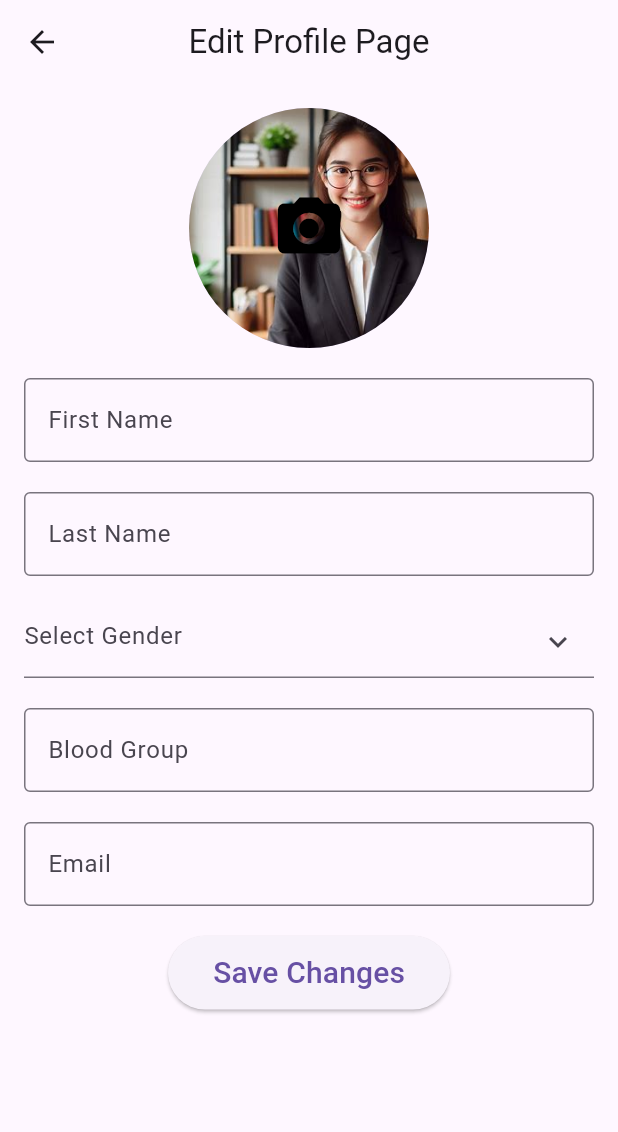
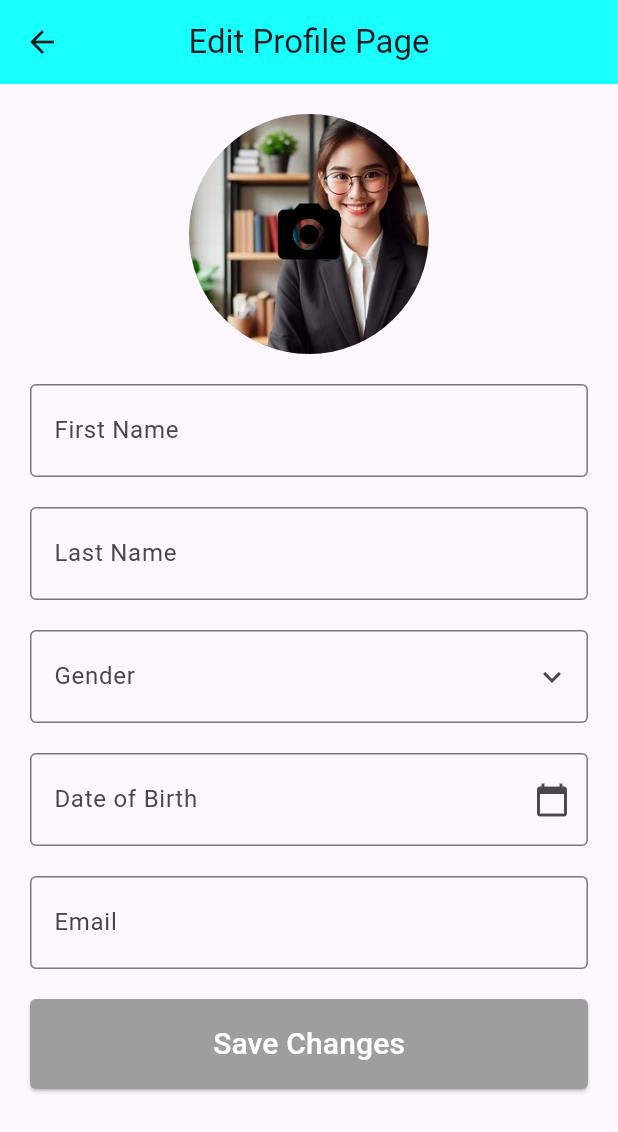
Before and after one commit to Vijeta-flutter/Personal-Profile-App, a Flutter app: the screen it shows after launch, after a tap on "Edit Profile", on a phone screen of 412 x 824 dp. Shown: the top 1132 px of the screen. Run offline on Flutter 3.47's test engine with Material 3 defaults, Android fonts, the phone set to English and light mode, and no system bars; our stand-ins replace image_picker, shared_preferences; missing offline and left inert: date_picker_plus.

Commit message:
layout changed

```diff
--- a/lib/edit_profile.dart
+++ b/lib/edit_profile.dart
@@ -3,6 +3,8 @@ import 'package:first/home_page.dart';
 import 'package:flutter/material.dart';
 import 'package:image_picker/image_picker.dart';
 import 'package:shared_preferences/shared_preferences.dart';
+import 'package:date_picker_plus/date_picker_plus.dart';
+import 'package:intl/intl.dart';
 
 class EditProfile extends StatefulWidget {
   @override
@@ -16,12 +18,10 @@ class _EditProfileState extends State<EditProfile> {
   var firstnameText = TextEditingController();
   var lastnameText = TextEditingController();
   var genderText = "";
-  var bloodgroupText = TextEditingController();
+  var dobText = TextEditingController();
   var emailText = TextEditingController();
-  var genderlist = [
-    'Male',
-    'Female'
-  ];
+  var genderlist = ['Male','Female'];
+
   @override
   void initState() {
     super.initState();
@@ -34,7 +34,7 @@ class _EditProfileState extends State<EditProfile> {
       firstnameText.text = prefs.getString('fname') ?? '';
       lastnameText.text = prefs.getString('lname') ?? '';
       genderText = prefs.getString('gender') ?? '';
-      bloodgroupText.text = prefs.getString('blood') ?? '';
+      dobText.text = prefs.getString('dob') ?? '';
       emailText.text = prefs.getString('email') ?? '';
       String? imagePath = prefs.getString('imagePath');
       if (imagePath != null && imagePath.isNotEmpty) {
@@ -57,7 +57,7 @@ class _EditProfileState extends State<EditProfile> {
     prefs.setString('fname', firstnameText.text);
     prefs.setString('lname', lastnameText.text);
     prefs.setString('gender', genderText);
-    prefs.setString('blood', bloodgroupText.text);
+    prefs.setString('dob', dobText.text);
     prefs.setString('email', emailText.text);
     if (_imagefile != null) {
       await prefs.setString('imagePath', _imagefile!.path);
@@ -66,8 +66,19 @@ class _EditProfileState extends State<EditProfile> {
     }
   }
   void saveChanges() async{
+    print("Save Changes button pressed");
     await setData();
+    print("Data saved successfully");
     Navigator.pop(context);
+  }
+
+  Future<DateTime?> selectDate(BuildContext context) async{
+    return await showDatePicker(
+        context: context,
+        initialDate: DateTime.now(),
+        firstDate: DateTime(1900),
+        lastDate: DateTime.now(),
+    );
   }
 
   @override
@@ -75,11 +86,12 @@ class _EditProfileState extends State<EditProfile> {
     return Scaffold(
       appBar: AppBar(
         title: Text('Edit Profile Page'),
+        backgroundColor: Colors.cyanAccent,
         centerTitle: true,
       ),
       body: SingleChildScrollView(
         child: Padding(
-          padding: EdgeInsets.all(16.0),
+          padding: EdgeInsets.all(20),
           child: Column(
             mainAxisAlignment: MainAxisAlignment.center,
             children: [
@@ -88,7 +100,6 @@ class _EditProfileState extends State<EditProfile> {
                   showModalBottomSheet(
                     context: context,
                     builder: (context) => Container(
-                      height: 120,
                       child: Column(
                         children: [
                           ListTile(
@@ -99,6 +110,14 @@ class _EditProfileState extends State<EditProfile> {
                               Navigator.pop(context);
                             },
                           ),
+                          ListTile(
+                            leading: Icon(Icons.photo_library),
+                            title: Text("Choose from gallery"),
+                            onTap: () {
+                              pickImage(ImageSource.gallery);
+                              Navigator.pop(context);
+                            },
+                          )
                         ],
                       ),
                     ),
@@ -115,29 +134,57 @@ class _EditProfileState extends State<EditProfile> {
                 ),
               ),
               SizedBox(height: 20),
-              TextField(
-                controller: firstnameText,
-                decoration: InputDecoration(
-                  hintText: "Your First Name",
-                  labelText: "First Name",
-                  border: OutlineInputBorder(),
+              Container(
+                child: TextField(
+                  style: TextStyle(
+                    color: Colors.black,
+                    fontSize: 20,
+                  ),
+                  controller: firstnameText,
+                  decoration: InputDecoration(
+                    hintText: "Your First Name",
+                    labelText: 'First Name',
+                    floatingLabelStyle: TextStyle(
+                      color: Colors.black,
+                      fontSize: 18,
+                    ),
+                    border: OutlineInputBorder(),
+                  ),
                 ),
               ),
-              SizedBox(height: 20,),
+              SizedBox(height: 20),
               TextField(
+                style: TextStyle(
+                  color: Colors.black,
+                  fontSize: 20,
+                ),
                 controller: lastnameText,
                 decoration: InputDecoration(
                   hintText: "Your Last Name",
                   labelText: "Last Name",
+                  floatingLabelStyle: TextStyle(
+                    color: Colors.black,
+                    fontSize: 18,
+                  ),
                   border: OutlineInputBorder(),
                 ),
               ),
-              SizedBox(height: 20,),
+              SizedBox(height: 20),
               TextField(
+                style: TextStyle(
+                  color: Colors.black,
+                  fontSize: 20,
+                ),
                 controller: TextEditingController(text: genderText),
                 readOnly: true,
                 decoration: InputDecoration(
                   hintText: "Select Gender",
+                  labelText: "Gender",
+                  floatingLabelStyle: TextStyle(
+                    color: Colors.black,
+                    fontSize: 18,
+                  ),
+                  border: OutlineInputBorder(),
                   suffixIcon: Icon(Icons.keyboard_arrow_down),
                 ),
                 onTap: () {
@@ -167,36 +214,64 @@ class _EditProfileState extends State<EditProfile> {
                   );
                 },
               ),
-              SizedBox(height: 20,),
+              SizedBox(height: 20),
               TextField(
-                controller: bloodgroupText,
+                style: TextStyle(
+                  color: Colors.black,
+                  fontSize: 20,
+                ),
+                controller: dobText,
+                readOnly: true,
                 decoration: InputDecoration(
-                  hintText: "Your Blood Group",
-                  labelText: "Blood Group",
+                  hintText: "Your Date of Birth",
+                  labelText: "Date of Birth",
+                  floatingLabelStyle: TextStyle(
+                    color: Colors.black,
+                    fontSize: 18,
+                  ),
                   border: OutlineInputBorder(),
+                  suffixIcon: Icon(Icons.calendar_today),
                 ),
+                onTap: () async{
+                  DateTime? pickDate = await selectDate(context);
+                  if (pickDate != null) {
+                    setState(() {
+                      dobText.text = "${pickDate.day}/${pickDate.month}/${pickDate.year}";
+                    });
+                  }
+                },
               ),
-              SizedBox(height: 20,),
+              SizedBox(height: 20),
               TextField(
+                style: TextStyle(
+                  color: Colors.black,
+                  fontSize: 20,
+                ),
                 controller: emailText,
                 decoration: InputDecoration(
                   hintText: "Your Email",
                   labelText: "Email",
+                  floatingLabelStyle: TextStyle(
+                    color: Colors.black,
+                    fontSize: 18,
+                  ),
                   border: OutlineInputBorder(),
                 ),
               ),
-              SizedBox(height: 20,),
+              SizedBox(height: 20),
               ElevatedButton(
-                onPressed: saveChanges,
+                onPressed: () {saveChanges();},
                 style: ElevatedButton.styleFrom(
-                  padding: EdgeInsets.symmetric(
-                      vertical: 10,horizontal: 30
-                  ),
+                  backgroundColor: Colors.grey,
+                  shape: RoundedRectangleBorder(
+                      borderRadius: BorderRadius.circular(4)),
+                  minimumSize: Size(MediaQuery.of(context).size.width, 60)
                 ),
                 child: Text(
                   'Save Changes',
                   style: TextStyle(
-                      fontSize: 20),
+                      fontSize: 20,
+                  color: Colors.white),
                 ),
               ),
             ],
--- a/lib/home_page.dart
+++ b/lib/home_page.dart
@@ -14,7 +14,7 @@ class _HomePageState extends State<HomePage> {
   var firstname = "";
   var lastname = "";
   var gender = "";
-  var bloodgroup = "";
+  var dob = "";
   var email = "";
 
   @override
@@ -29,7 +29,7 @@ class _HomePageState extends State<HomePage> {
       firstname = prefs.getString('fname') ?? '';
       lastname = prefs.getString('lname') ?? '';
       gender = prefs.getString('gender') ?? '';
-      bloodgroup = prefs.getString('blood') ?? '';
+      dob = prefs.getString('dob') ?? '';
       email = prefs.getString('email') ?? '';
       String? imagePath = prefs.getString('imagePath');
       if (imagePath != null ) {
@@ -47,7 +47,7 @@ class _HomePageState extends State<HomePage> {
               fontWeight: FontWeight.bold
           ),
         ),
-        backgroundColor: Colors.deepPurple,
+        backgroundColor: Colors.cyan,
         centerTitle: true,
       ),
       body: ListView(
@@ -61,89 +61,147 @@ class _HomePageState extends State<HomePage> {
                   : AssetImage('assets/new.png') as ImageProvider,
             ),
           ),
-          SizedBox(height: 16),
+          SizedBox(height: 10),
           Column(
             crossAxisAlignment: CrossAxisAlignment.start,
             children: [
               Text(
                 'First Name',
                 style: TextStyle(
-                  fontSize: 18,
+                  fontSize: 22,
                   fontWeight: FontWeight.bold,
                 ),
               ),
-              SizedBox(height: 8),
-              Text(firstname,
+              SizedBox(height: 10),
+              Container(
+                width: MediaQuery.of(context).size.width,height: 34,
+                decoration: BoxDecoration(
+                  border: Border.all(color: Colors.black12),
+                  color: Colors.black12
+                ),
+                child: Padding(
+                  padding: const EdgeInsets.symmetric(horizontal: 8),
+                  child: Text(firstname,
                     style: TextStyle(
-                  fontSize: 16,
+                      fontSize: 20,
                       color: Colors.black,
                     ),
                   ),
-              SizedBox(height: 16),
+                ),
+              ),
+              SizedBox(height: 10),
               Text(
                 'Last Name',
                 style: TextStyle(
-                  fontSize: 18,
+                  fontSize: 22,
                   fontWeight: FontWeight.bold,
                 ),
               ),
-              SizedBox(height: 8),
-              Text(
+              SizedBox(height: 10),
+              Container(
+                width: MediaQuery.of(context).size.width,height: 34,
+                decoration: BoxDecoration(
+                    border: Border.all(color: Colors.black12),
+                    color: Colors.black12
+                ),
+                child: Padding(
+                  padding: const EdgeInsets.symmetric(horizontal: 8),
+                  child: Text(
                     lastname,
                     style: TextStyle(
-                  fontSize: 16,
+                      fontSize: 20,
                       color: Colors.black,
                     ),
                   ),
-              SizedBox(height: 16),
+                ),
+              ),
+              SizedBox(height: 10),
               Text(
                 'Gender',
                 style: TextStyle(
-                  fontSize: 18,
+                  fontSize: 22,
                   fontWeight: FontWeight.bold,
                 ),
               ),
-              SizedBox(height: 8),
-              Text(
+              SizedBox(height: 10),
+              Container(
+                width: MediaQuery.of(context).size.width,height: 34,
+                decoration: BoxDecoration(
+                    border: Border.all(color: Colors.black12),
+                    color: Colors.black12
+                ),
+                child: Padding(
+                  padding: const EdgeInsets.symmetric(horizontal: 8),
+                  child: Text(
                     gender,
                     style: TextStyle(
-                  fontSize: 16,
+                      fontSize: 20,
                       color: Colors.black,
                     ),
                   ),
-              SizedBox(height: 16,),
+                ),
+              ),
+              SizedBox(height: 10,),
               Text(
-                'Blood Group',
+                'Date of Birth',
                 style: TextStyle(
-                  fontSize: 18,
+                  fontSize: 22,
                   fontWeight: FontWeight.bold,
                 ),
               ),
-              SizedBox(height: 8,),
-              Text(
-                bloodgroup,
+              SizedBox(height: 10,),
+              Container(
+                width: MediaQuery.of(context).size.width,height: 34,
+                decoration: BoxDecoration(
+                    border: Border.all(color: Colors.black12),
+                    color: Colors.black12
+                ),
+                child: Padding(
+                  padding: const EdgeInsets.symmetric(horizontal: 8),
+                  child: Text(
+                    dob,
                     style: TextStyle(
-                  fontSize: 16,
+                      fontSize: 20,
                       color: Colors.black,
                     ),
                   ),
-              SizedBox(height: 16,),
+                ),
+              ),
+              SizedBox(height: 10,),
               Text(
                 'Email address',
                 style: TextStyle(
-                  fontSize: 18,
+                  fontSize: 22,
                   fontWeight: FontWeight.bold,
                 ),
               ),
-              SizedBox(height: 8,),
-              Text(
+              SizedBox(height: 10,),
+              Container(
+                width: MediaQuery.of(context).size.width,height: 34,
+                decoration: BoxDecoration(
+                    border: Border.all(color: Colors.black12),
+                    color: Colors.black12
+                ),
+                child: Padding(
+                  padding: const EdgeInsets.symmetric(horizontal: 8),
+                  child: Text(
                     email,
                     style: TextStyle(
-                  fontSize: 16,
+                      fontSize: 20,
                       color: Colors.black,
                     ),
                   ),
-              ElevatedButton(
+                ),
+              ),
+              SizedBox(height: 40,),
+              Center(
+                child: ElevatedButton(
+                  style: ElevatedButton.styleFrom(
+                      backgroundColor: Colors.grey,
+                      shape: RoundedRectangleBorder(
+                          borderRadius: BorderRadius.circular(4)),
+                      minimumSize: Size(MediaQuery.of(context).size.width, 60)
+                  ),
                   onPressed: () {
                     Navigator.push(context,
                       MaterialPageRoute(builder:(context) =>
@@ -152,7 +210,12 @@ class _HomePageState extends State<HomePage> {
                     }
                     );
                   },
-                child: Text('Edit Profile'),
+                  child: Text('Edit Profile',
+                  style: TextStyle(
+                    color: Colors.white,
+                      fontSize: 20),
+                ),
+                ),
               ),
             ],
           ),
--- a/pubspec.yaml
+++ b/pubspec.yaml
@@ -30,6 +30,7 @@ environment:
 dependencies:
   flutter:
     sdk: flutter
+  intl: ^0.18.0
 
 
   # The following adds the Cupertino Icons font to your application.
@@ -37,6 +38,7 @@ dependencies:
   cupertino_icons: ^1.0.8
   shared_preferences: ^2.3.2
   image_picker: ^0.8.6+3
+  date_picker_plus: ^3.0.2
 
 dev_dependencies:
   flutter_test:
```
Also changed, not shown: pubspec.lock. Lines whose indentation alone changed are shown as unchanged.
